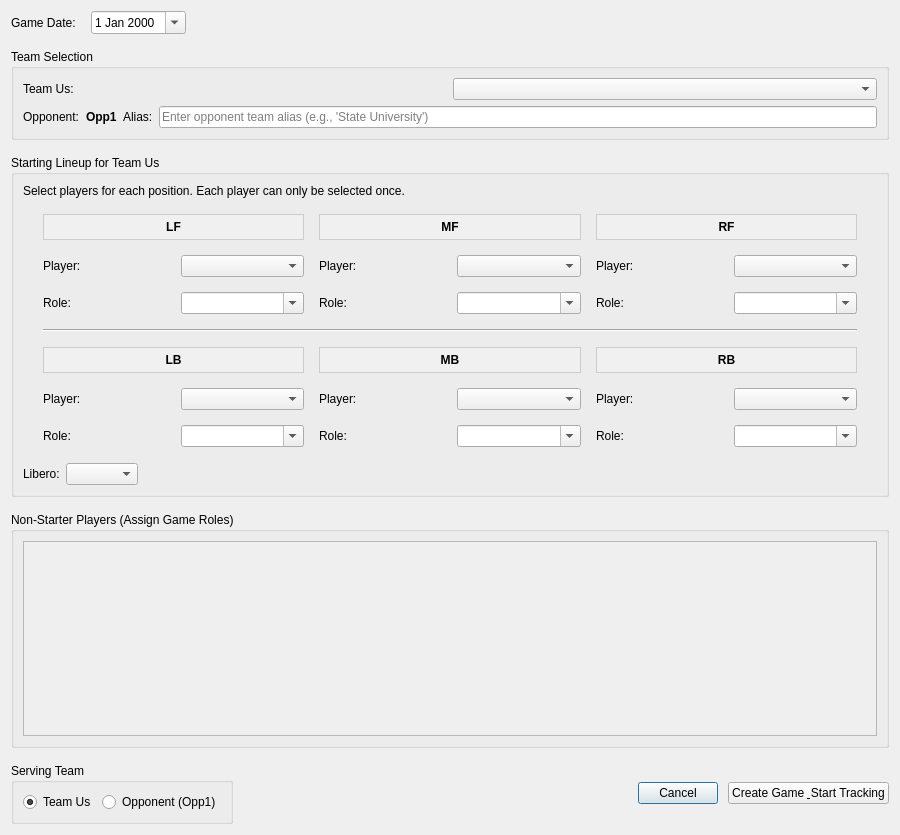
davidvb11758/videostats, file create_game_dialog.ui: the form before one commit.
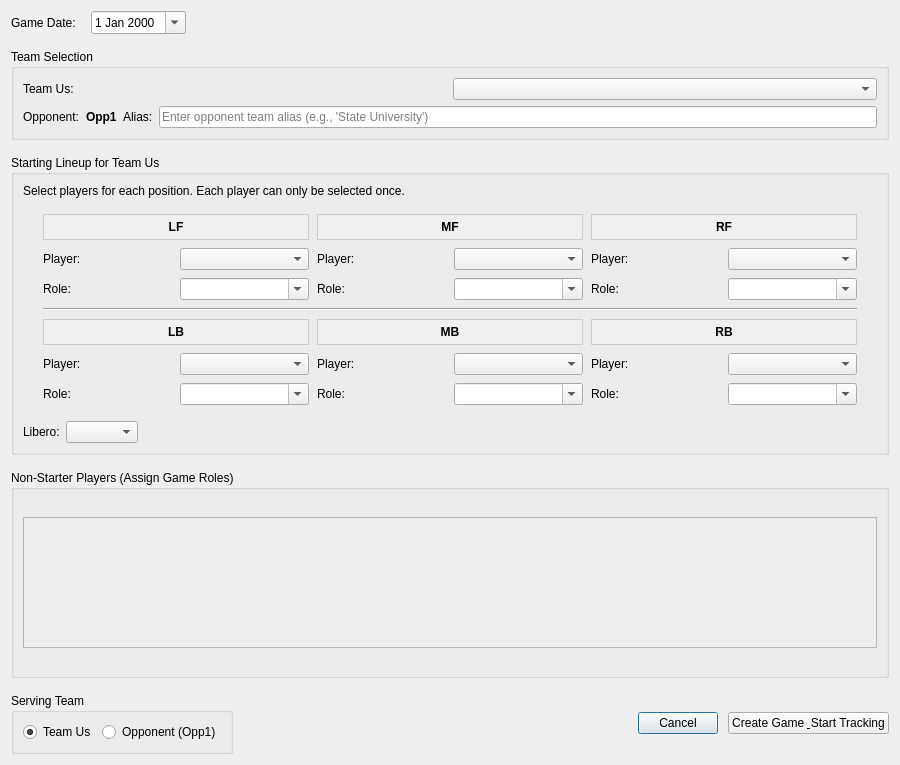
The form after the commit.

Commit message: end game-reprocess-view paths etc

```diff
--- a/create_game_dialog.ui
+++ b/create_game_dialog.ui
@@ -7,7 +7,7 @@
     <x>0</x>
     <y>0</y>
     <width>900</width>
-    <height>835</height>
+    <height>765</height>
    </rect>
   </property>
   <property name="windowTitle">
@@ -137,7 +137,7 @@
          <number>10</number>
         </property>
         <property name="spacing">
-         <number>15</number>
+         <number>8</number>
         </property>
         <item row="0" column="4" colspan="2">
          <widget class="QLabel" name="pos2Label">
@@ -409,18 +409,33 @@
       <string>Non-Starter Players (Assign Game Roles)</string>
      </property>
      <layout class="QVBoxLayout" name="nonStarterLayout">
+      <property name="spacing">
+       <number>5</number>
+      </property>
       <item>
        <widget class="QScrollArea" name="nonStarterScrollArea">
         <property name="widgetResizable">
          <bool>true</bool>
         </property>
+        <property name="minimumSize">
+         <size>
+          <width>0</width>
+          <height>131</height>
+         </size>
+        </property>
+        <property name="maximumSize">
+         <size>
+          <width>16777215</width>
+          <height>131</height>
+         </size>
+        </property>
         <widget class="QWidget" name="nonStarterScrollAreaWidgetContents">
          <property name="geometry">
           <rect>
            <x>0</x>
            <y>0</y>
            <width>856</width>
-           <height>164</height>
+           <height>131</height>
           </rect>
          </property>
          <layout class="QGridLayout" name="nonStarterGrid">
@@ -428,16 +443,16 @@
            <number>10</number>
           </property>
           <property name="topMargin">
-           <number>10</number>
+           <number>5</number>
           </property>
           <property name="rightMargin">
            <number>10</number>
           </property>
           <property name="bottomMargin">
-           <number>10</number>
+           <number>5</number>
           </property>
           <property name="spacing">
-           <number>10</number>
+           <number>5</number>
           </property>
          </layout>
         </widget>
```
The commit also changes 7 other files.
